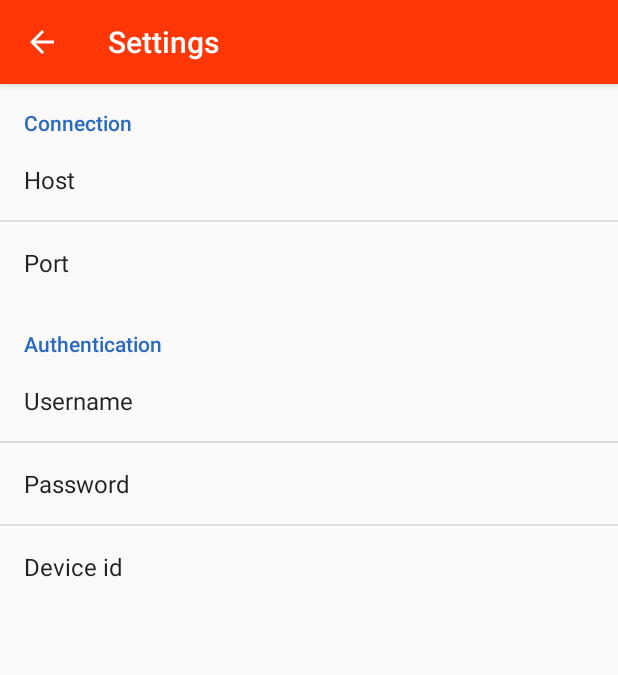
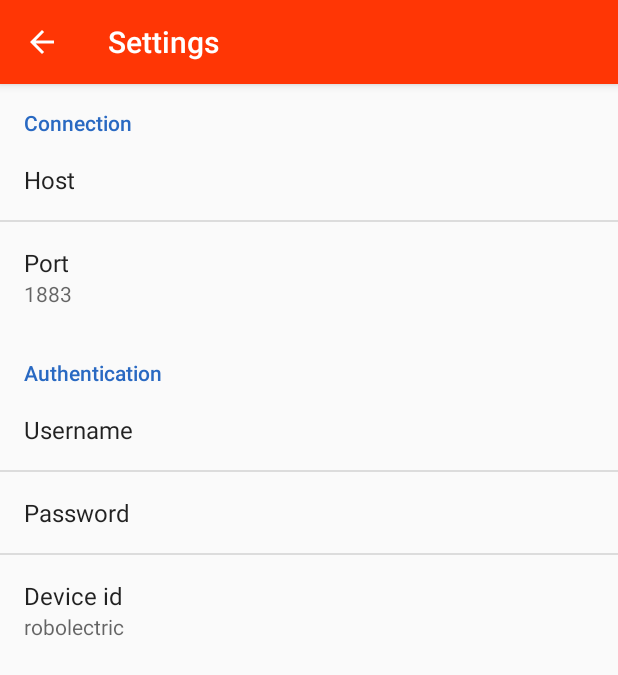
Before and after one commit to pixento/broadcast-to-mqtt, an Android app: the screen it shows after launch (SettingsActivity), after a tap on "Settings", on a phone screen of 412 x 824 dp. Shown: the top 675 px of the screen. Run offline under Robolectric (Android 15) with nearby library versions, the phone set to English and light mode, and no system bars; libraries missing offline, so code that uses them is left out: org.eclipse.paho; 13 statements that could not run were skipped.

Commit message:
Improved reconnection on settings change, added prefs summary with value.

```diff
--- a/app/src/main/java/pixento/nl/broadcasttomqtt/EditBroadcastActivity.java
+++ b/app/src/main/java/pixento/nl/broadcasttomqtt/EditBroadcastActivity.java
@@ -117,7 +117,8 @@ public class EditBroadcastActivity extends AppCompatActivity {
                 break;
             // Respond to the action bar's Up/Home button
             case android.R.id.home:
-                NavUtils.navigateUpFromSameTask(this);
+                // NavUtils.navigateUpFromSameTask(this);
+                super.onBackPressed();
                 return true;
         }
 
--- a/app/src/main/java/pixento/nl/broadcasttomqtt/MainActivity.java
+++ b/app/src/main/java/pixento/nl/broadcasttomqtt/MainActivity.java
@@ -9,6 +9,8 @@ import android.preference.PreferenceManager;
 import android.support.design.widget.FloatingActionButton;
 import android.support.v7.app.AppCompatActivity;
 import android.support.v7.widget.Toolbar;
+import android.util.Log;
+import android.view.KeyEvent;
 import android.view.Menu;
 import android.view.MenuItem;
 import android.view.View;
@@ -17,6 +19,7 @@ import android.widget.ImageView;
 import android.widget.ListView;
 import android.widget.ProgressBar;
 import android.widget.TextView;
+import android.widget.Toast;
 
 import java.util.HashSet;
 
@@ -43,14 +46,14 @@ public class MainActivity extends AppCompatActivity {
         prefs.registerOnSharedPreferenceChangeListener(new SharedPreferences.OnSharedPreferenceChangeListener() {
             @Override
             public void onSharedPreferenceChanged(SharedPreferences sharedPreferences, String key) {
-                if(key.equals(bcPrefsKey)) {
+                if (key.equals(bcPrefsKey)) {
                     MainActivity.this.updateBCListView(sharedPreferences);
                 }
             }
         });
 
         // No broadcasts set yet, this is the first run of the app!
-        if(!prefs.contains(bcPrefsKey)) {
+        if (!prefs.contains(bcPrefsKey)) {
             // Add some default broadcasts to the config as example
             BroadcastItemList defaultBroadcastItems = new BroadcastItemList();
             defaultBroadcastItems.add(new BroadcastItem("com.sonyericsson.alarm.ALARM_ALERT", "Sony alarm"));
@@ -64,7 +67,7 @@ public class MainActivity extends AppCompatActivity {
         }
 
         // Make sure a device id is set
-        if(!prefs.contains("pref_device_id")) {
+        if (!prefs.contains("pref_device_id")) {
             SharedPreferences.Editor editor = prefs.edit();
             editor.putString("pref_device_id", MqttConnection.getDefaultDeviceId());
             editor.commit();
@@ -121,7 +124,7 @@ public class MainActivity extends AppCompatActivity {
         final TextView description = (TextView) findViewById(R.id.connection_state);
 
         // Set icon
-        switch(state) {
+        switch (state) {
             case CONNECTED:
                 icon.setImageDrawable(getDrawable(R.drawable.lan_connect));
                 break;
@@ -134,7 +137,7 @@ public class MainActivity extends AppCompatActivity {
         }
 
         // Set loading indicator
-        switch(state) {
+        switch (state) {
             case CONNECTED:
             case CONNECTION_ERROR:
             case DISCONNECTED:
@@ -148,7 +151,7 @@ public class MainActivity extends AppCompatActivity {
         }
 
         // Set text
-        switch(state) {
+        switch (state) {
             case CONNECTED:
                 description.setText(R.string.connection_connected);
                 break;
@@ -174,7 +177,7 @@ public class MainActivity extends AppCompatActivity {
                 prefs.getStringSet(bcPrefsKey, new HashSet<String>())
         );
 
-        if(adapter != null) {
+        if (adapter != null) {
             // Update the dataset
             adapter.updateDataSet(bcItems);
 
@@ -188,9 +191,9 @@ public class MainActivity extends AppCompatActivity {
         // Inflate the menu; this adds items to the action bar if it is present.
         getMenuInflater().inflate(R.menu.menu_main, menu);
 
-        for(int i = 0; i < menu.size(); i++){
+        for (int i = 0; i < menu.size(); i++) {
             Drawable drawable = menu.getItem(i).getIcon();
-            if(drawable != null) {
+            if (drawable != null) {
                 drawable.mutate();
                 drawable.setAlpha(255);
                 // drawable.setTint(getResources().getColor(android.R.color.white));
@@ -209,22 +212,76 @@ public class MainActivity extends AppCompatActivity {
         // as you specify a parent activity in AndroidManifest.xml.
         int id = item.getItemId();
 
-        //noinspection SimplifiableIfStatement
-        if (id == R.id.action_settings) {
-            // Open the Settings window
-            Intent intent = new Intent(this, SettingsActivity.class);
-            startActivity(intent);
+        switch (id) {
+            case R.id.action_settings:
+                // Open the Settings window
+                Intent intent = new Intent(this, SettingsActivity.class);
+                startActivity(intent);
+                return true;
+            // Respond to the action bar's Up/Home button
+            // case android.R.id.home:
+            //     NavUtils.navigateUpFromSameTask(this);
+            //     return false;
         }
 
         return super.onOptionsItemSelected(item);
     }
 
     @Override
+    protected void onStop() {
+        super.onStop();
+        Log.v(TAG, "OnStop called");
+
+
+    }
+
+    @Override
     protected void onDestroy() {
         super.onDestroy();
+        Log.v(TAG, "onDestroy called");
 
         // Set the MqttConnection to not keep the connection alive
         MqttConnection connection = MqttConnection.getInstance(this.getApplicationContext());
         connection.setKeepAlive(false);
     }
+
+    @Override
+    protected void onStart() {
+        super.onStart();
+        Log.v(TAG, "onStart called");
+    }
+
+    @Override
+    protected void onPause() {
+        super.onPause();
+        Log.v(TAG, "onPause called");
+    }
+
+    @Override
+    protected void onRestart() {
+        super.onRestart();
+        Log.v(TAG, "onRestart called");
+    }
+
+    /*@Override
+    public void onBackPressed() {
+        Toast.makeText(this, "Thanks for using application!!", Toast.LENGTH_LONG).show();
+        super.onBackPressed();
+        // finish();
+    }*/
+
+    /*@Override
+    public void onAttachedToWindow() {
+        super.onAttachedToWindow();
+        this.getWindow().setType(WindowManager.LayoutParams.TYPE_KEYGUARD_DIALOG);
+    }*/
+
+    @Override
+    public boolean onKeyDown(int keyCode, KeyEvent event) {
+        if (keyCode == KeyEvent.KEYCODE_HOME || keyCode == KeyEvent.KEYCODE_BACK) {
+            Toast.makeText(this, "Thanks for using application!!", Toast.LENGTH_LONG).show();
+        }
+
+        return super.onKeyDown(keyCode, event);
+    }
 }
--- a/app/src/main/java/pixento/nl/broadcasttomqtt/MqttConnection.java
+++ b/app/src/main/java/pixento/nl/broadcasttomqtt/MqttConnection.java
@@ -48,6 +48,7 @@ public class MqttConnection {
     private String publishTopic;
     private String username;
     private String password;
+    private boolean reconnect = false;
 
     /*public enum ConnectionState {
         DISCONNECTED, CONNECTED, CONNECTING, CONNECTION_ERROR, AUTH_ERROR, HOST_UNKNOWN
@@ -72,6 +73,7 @@ public class MqttConnection {
     }
 
     void setKeepAlive(boolean keepAlive) {
+        Log.v(TAG, "Set keep-alive to " + keepAlive);
         this.keepAlive = keepAlive;
         if (keepAlive) {
             this.connect();
@@ -113,23 +115,24 @@ public class MqttConnection {
 
         // Get the preferences needed
         prefs = PreferenceManager.getDefaultSharedPreferences(context);
-        String server = prefs.getString("pref_host", "");
-        String port = prefs.getString("pref_port", "1883");
+        String server = prefs.getString("pref_host", "").trim();
+        String port = prefs.getString("pref_port", "1883").trim();
         String deviceid = prefs.getString("pref_device_id", MqttConnection.getDefaultDeviceId());
 
         // Set the topic and server uri
-        publishTopic = TextUtils.join("/", new String[] {basePublishTopic, deviceid});
+        publishTopic = TextUtils.join("/", new String[]{basePublishTopic, deviceid});
         serverUri = server.isEmpty() ? null : "tcp://" + server + ":" + port;
 
         // Get the username and password
-        username = prefs.getString("pref_username", "");
-        password = prefs.getString("pref_password", "");
+        username = prefs.getString("pref_username", "").trim();
+        password = prefs.getString("pref_password", "").trim();
 
         // Update the client with the new url etc.
         this.updateMqttClient(context);
 
-        // Than reconnect
-        if(keepAlive) {
+        // Then reconnect, but wait for the previous client to be disconnected
+        this.reconnect = true;
+        if (keepAlive && this.connectionState.state == ConnectionState.State.DISCONNECTED) {
             this.connect();
         }
     }
@@ -156,6 +159,10 @@ public class MqttConnection {
             public void connectionLost(Throwable cause) {
                 MqttConnection.this.connectionState.set(ConnectionState.State.DISCONNECTED);
                 Log.i(TAG, "The Connection was lost.");
+
+                if (MqttConnection.this.reconnect) {
+                    MqttConnection.this.connect();
+                }
             }
 
             @Override
@@ -168,6 +175,7 @@ public class MqttConnection {
 
             }
         });
+
     }
 
     /**
@@ -192,6 +200,9 @@ public class MqttConnection {
      * Connect to the configured MQTT server
      */
     void connect() {
+        // Reset reconnection flag
+        this.reconnect = false;
+
         // Determine connection state and whether we have enough details
         if (serverUri.isEmpty()) {
             MqttConnection.this.connectionState.set(ConnectionState.State.HOST_UNKNOWN);
@@ -255,7 +266,7 @@ public class MqttConnection {
     }
 
     void enqueue(JSONObject json) {
-
+        Log.v(TAG, "Enqueueing new message: " + json.toString());
         queue.add(new MqttQueueItem(json));
         this.publishAll();
     }
--- a/app/src/main/java/pixento/nl/broadcasttomqtt/SettingsFragment.java
+++ b/app/src/main/java/pixento/nl/broadcasttomqtt/SettingsFragment.java
@@ -1,10 +1,26 @@
 package pixento.nl.broadcasttomqtt;
 
 
+import android.content.SharedPreferences;
 import android.os.Bundle;
+import android.preference.EditTextPreference;
+import android.preference.ListPreference;
+import android.preference.MultiSelectListPreference;
+import android.preference.Preference;
 import android.preference.PreferenceFragment;
+import android.preference.PreferenceGroup;
+import android.preference.PreferenceScreen;
+import android.util.Log;
+import android.widget.EditText;
 
-public class SettingsFragment extends PreferenceFragment {
+import java.util.Arrays;
+import java.util.Map;
+
+public class SettingsFragment extends PreferenceFragment implements SharedPreferences.OnSharedPreferenceChangeListener {
+
+    private static final String TAG = "SettingsFragment";
+
+    SharedPreferences sharedPreferences;
 
     public SettingsFragment() {
         // Required empty public constructor
@@ -16,17 +32,72 @@ public class SettingsFragment extends PreferenceFragment {
 
         // Load the preferences from an XML resource
         addPreferencesFromResource(R.xml.preferences);
+    }
 
+    @Override
+    public void onResume() {
+        super.onResume();
+
+        // Get the prefs manager and start listening for changes
+        sharedPreferences = getPreferenceManager().getSharedPreferences();
+        sharedPreferences.registerOnSharedPreferenceChangeListener(this);
+
+        // Update the summaries
+        PreferenceScreen preferenceScreen = getPreferenceScreen();
+        for(int i = 0; i < preferenceScreen.getPreferenceCount(); i++) {
+            setSummary(getPreferenceScreen().getPreference(i));
+        }
     }
 
     @Override
     public void onPause() {
-        super.onPause();
+        // Unregister listeners
+        sharedPreferences.unregisterOnSharedPreferenceChangeListener(this);
 
         // When the user leaves the settings screen, update the prefs of MqttConnection
         MqttConnection mqttConnection = MqttConnection.getInstance();
         if(mqttConnection != null) {
             mqttConnection.updatePreferences(getActivity().getApplicationContext());
         }
+
+        super.onPause();
+    }
+
+    @Override
+    public void onSharedPreferenceChanged(SharedPreferences sharedPreferences, String key) {
+        Preference pref = getPreferenceScreen().findPreference(key);
+        setSummary(pref);
+    }
+
+    private void setSummary(Preference pref) {
+        if (pref instanceof PreferenceGroup) {
+            PreferenceGroup preferenceGroup = (PreferenceGroup) pref;
+            for (int i = 0; i < preferenceGroup.getPreferenceCount(); i++) {
+                setSummary(preferenceGroup.getPreference(i));
+            }
+        }
+        else if (pref instanceof EditTextPreference) {
+            updateSummary((EditTextPreference) pref);
+        } else if (pref instanceof ListPreference) {
+            updateSummary((ListPreference) pref);
+        } else if (pref instanceof MultiSelectListPreference) {
+            updateSummary((MultiSelectListPreference) pref);
+        }
+    }
+
+    private void updateSummary(MultiSelectListPreference pref) {
+        pref.setSummary(Arrays.toString(pref.getValues().toArray()));
+    }
+
+    private void updateSummary(ListPreference pref) {
+        pref.setSummary(pref.getValue());
+    }
+
+    private void updateSummary(EditTextPreference pref) {
+        EditText editor = pref.getEditText();
+        String summary_text = editor
+                .getTransformationMethod()
+                .getTransformation(pref.getText(), editor).toString();
+        pref.setSummary(summary_text);
     }
 }
--- a/app/src/main/res/xml/preferences.xml
+++ b/app/src/main/res/xml/preferences.xml
@@ -7,13 +7,15 @@
             android:key="pref_host"
             android:selectAllOnFocus="true"
             android:singleLine="true"
-            android:title="Host" />
+            android:title="Host"
+            android:inputType="textUri"/>
         <EditTextPreference
             android:defaultValue="1883"
             android:key="pref_port"
             android:selectAllOnFocus="true"
             android:singleLine="true"
-            android:title="Port" />
+            android:title="Port"
+            android:inputType="number"/>
         <!--<SwitchPreference
             android:defaultValue="false"
             android:key="pref_tls"
@@ -25,17 +27,20 @@
             android:key="pref_username"
             android:selectAllOnFocus="true"
             android:singleLine="true"
-            android:title="Username" />
+            android:title="Username"
+            android:inputType="text"/>
         <EditTextPreference
             android:key="pref_password"
             android:password="true"
             android:selectAllOnFocus="true"
             android:singleLine="true"
-            android:title="Password" />
+            android:title="Password"
+            android:inputType="textPassword"/>
         <EditTextPreference
             android:key="pref_device_id"
             android:selectAllOnFocus="true"
             android:singleLine="true"
-            android:title="Device id" />
+            android:title="Device id"
+            android:inputType="text"/>
     </PreferenceCategory>
 </PreferenceScreen>
```
Also changed, not shown: app/src/main/java/pixento/nl/broadcasttomqtt/SettingsActivity.java (+20 -0 lines).
